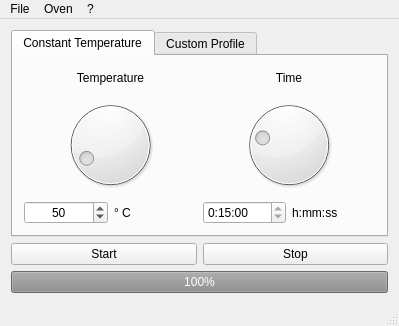
Qt form GUI/mainwindow.ui (balsini/SmartBluetoothOven) before a commit.
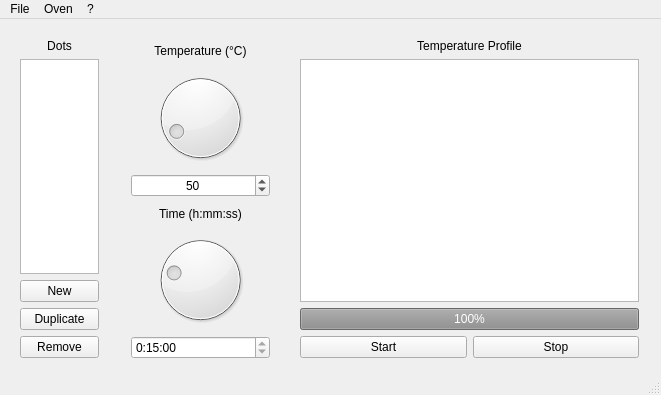
The same form after that commit.

The edit to the form file:
```diff
--- a/GUI/mainwindow.ui
+++ b/GUI/mainwindow.ui
@@ -6,16 +6,50 @@
    <rect>
     <x>0</x>
     <y>0</y>
-    <width>399</width>
-    <height>326</height>
+    <width>661</width>
+    <height>395</height>
    </rect>
   </property>
+  <property name="minimumSize">
+   <size>
+    <width>0</width>
+    <height>0</height>
+   </size>
+  </property>
+  <property name="maximumSize">
+   <size>
+    <width>16777215</width>
+    <height>16777215</height>
+   </size>
+  </property>
   <property name="windowTitle">
    <string>SmartBluetoothOven</string>
   </property>
   <widget class="QWidget" name="centralWidget">
-   <layout class="QGridLayout" name="gridLayout">
-    <item row="2" column="0">
+   <widget class="QWidget" name="">
+    <property name="geometry">
+     <rect>
+      <x>289</x>
+      <y>9</y>
+      <width>361</width>
+      <height>341</height>
+     </rect>
+    </property>
+    <layout class="QVBoxLayout" name="verticalLayout_3">
+     <item>
+      <widget class="QLabel" name="label_4">
+       <property name="text">
+        <string>Temperature Profile</string>
+       </property>
+       <property name="alignment">
+        <set>Qt::AlignCenter</set>
+       </property>
+      </widget>
+     </item>
+     <item>
+      <widget class="QGraphicsView" name="graphicsView"/>
+     </item>
+     <item>
      <widget class="QProgressBar" name="progressBar">
       <property name="enabled">
        <bool>false</bool>
@@ -25,78 +59,128 @@
       </property>
      </widget>
     </item>
-    <item row="0" column="0">
-     <widget class="QTabWidget" name="tabWidget">
-      <property name="currentIndex">
-       <number>0</number>
-      </property>
-      <widget class="QWidget" name="tab">
-       <attribute name="title">
-        <string>Constant Temperature</string>
-       </attribute>
-       <layout class="QVBoxLayout" name="verticalLayout_3">
-        <item>
-         <layout class="QHBoxLayout" name="horizontalLayout_4">
-          <item>
-           <layout class="QVBoxLayout" name="verticalLayout">
-            <item>
-             <widget class="QLabel" name="label">
-              <property name="text">
-               <string>Temperature</string>
-              </property>
-              <property name="alignment">
-               <set>Qt::AlignCenter</set>
-              </property>
-             </widget>
-            </item>
-            <item>
-             <widget class="QDial" name="dial">
-              <property name="minimum">
-               <number>25</number>
-              </property>
-              <property name="maximum">
-               <number>270</number>
-              </property>
-              <property name="value">
-               <number>50</number>
-              </property>
-             </widget>
-            </item>
             <item>
              <layout class="QHBoxLayout" name="horizontalLayout">
               <item>
-               <widget class="QSpinBox" name="spinBox">
-                <property name="alignment">
-                 <set>Qt::AlignCenter</set>
-                </property>
-                <property name="minimum">
-                 <number>25</number>
-                </property>
-                <property name="maximum">
-                 <number>270</number>
-                </property>
-                <property name="value">
-                 <number>50</number>
-                </property>
-               </widget>
-              </item>
+        <widget class="QPushButton" name="pushButton">
+         <property name="text">
+          <string>Start</string>
+         </property>
+        </widget>
+       </item>
+       <item>
+        <widget class="QPushButton" name="pushButton_2">
+         <property name="text">
+          <string>Stop</string>
+         </property>
+        </widget>
+       </item>
+      </layout>
+     </item>
+    </layout>
+   </widget>
+   <widget class="QWidget" name="">
+    <property name="geometry">
+     <rect>
+      <x>9</x>
+      <y>9</y>
+      <width>101</width>
+      <height>341</height>
+     </rect>
+    </property>
+    <layout class="QVBoxLayout" name="verticalLayout" stretch="0,0,0,0,0">
+     <property name="sizeConstraint">
+      <enum>QLayout::SetDefaultConstraint</enum>
+     </property>
               <item>
                <widget class="QLabel" name="label_3">
                 <property name="text">
-                 <string>° C</string>
-                </property>
-               </widget>
-              </item>
-             </layout>
-            </item>
-           </layout>
+        <string>Dots</string>
+       </property>
+       <property name="alignment">
+        <set>Qt::AlignCenter</set>
+       </property>
+      </widget>
+     </item>
+     <item>
+      <widget class="QListWidget" name="listWidget"/>
+     </item>
+     <item>
+      <widget class="QPushButton" name="pushButton_3">
+       <property name="text">
+        <string>New</string>
+       </property>
+      </widget>
           </item>
           <item>
+      <widget class="QPushButton" name="pushButton_4">
+       <property name="text">
+        <string>Duplicate</string>
+       </property>
+      </widget>
+     </item>
+     <item>
+      <widget class="QPushButton" name="pushButton_5">
+       <property name="text">
+        <string>Remove</string>
+       </property>
+      </widget>
+     </item>
+    </layout>
+   </widget>
+   <widget class="QWidget" name="">
+    <property name="geometry">
+     <rect>
+      <x>120</x>
+      <y>10</y>
+      <width>161</width>
+      <height>341</height>
+     </rect>
+    </property>
            <layout class="QVBoxLayout" name="verticalLayout_2">
+     <item>
+      <widget class="QLabel" name="label">
+       <property name="text">
+        <string>Temperature (°C)</string>
+       </property>
+       <property name="alignment">
+        <set>Qt::AlignCenter</set>
+       </property>
+      </widget>
+     </item>
+     <item>
+      <widget class="QDial" name="dial">
+       <property name="minimum">
+        <number>25</number>
+       </property>
+       <property name="maximum">
+        <number>270</number>
+       </property>
+       <property name="value">
+        <number>50</number>
+       </property>
+      </widget>
+     </item>
+     <item>
+      <widget class="QSpinBox" name="spinBox">
+       <property name="alignment">
+        <set>Qt::AlignCenter</set>
+       </property>
+       <property name="minimum">
+        <number>25</number>
+       </property>
+       <property name="maximum">
+        <number>270</number>
+       </property>
+       <property name="value">
+        <number>50</number>
+       </property>
+      </widget>
+     </item>
             <item>
              <widget class="QLabel" name="label_2">
               <property name="text">
-               <string>Time</string>
+        <string>Time (h:mm:ss)</string>
               </property>
               <property name="alignment">
                <set>Qt::AlignCenter</set>
@@ -117,8 +201,6 @@
              </widget>
             </item>
             <item>
-             <layout class="QHBoxLayout" name="horizontalLayout_3">
-              <item>
                <widget class="QTimeEdit" name="timeEdit">
                 <property name="dateTime">
                  <datetime>
@@ -142,54 +224,15 @@
                 </property>
                </widget>
               </item>
-              <item>
-               <widget class="QLabel" name="label_4">
-                <property name="text">
-                 <string>h:mm:ss</string>
-                </property>
-               </widget>
-              </item>
-             </layout>
-            </item>
-           </layout>
-          </item>
-         </layout>
-        </item>
-       </layout>
-      </widget>
-      <widget class="QWidget" name="tab_2">
-       <attribute name="title">
-        <string>Custom Profile</string>
-       </attribute>
-      </widget>
-     </widget>
-    </item>
-    <item row="1" column="0">
-     <layout class="QHBoxLayout" name="horizontalLayout_2">
-      <item>
-       <widget class="QPushButton" name="pushButton">
-        <property name="text">
-         <string>Start</string>
-        </property>
-       </widget>
-      </item>
-      <item>
-       <widget class="QPushButton" name="pushButton_2">
-        <property name="text">
-         <string>Stop</string>
-        </property>
-       </widget>
-      </item>
-     </layout>
-    </item>
-   </layout>
+    </layout>
+   </widget>
   </widget>
   <widget class="QMenuBar" name="menuBar">
    <property name="geometry">
     <rect>
      <x>0</x>
      <y>0</y>
-     <width>399</width>
+     <width>661</width>
      <height>20</height>
     </rect>
    </property>
```
Left out of the diff: 26 changed lines with no effect on the pictures. Lines whose indentation alone changed are shown as unchanged.
